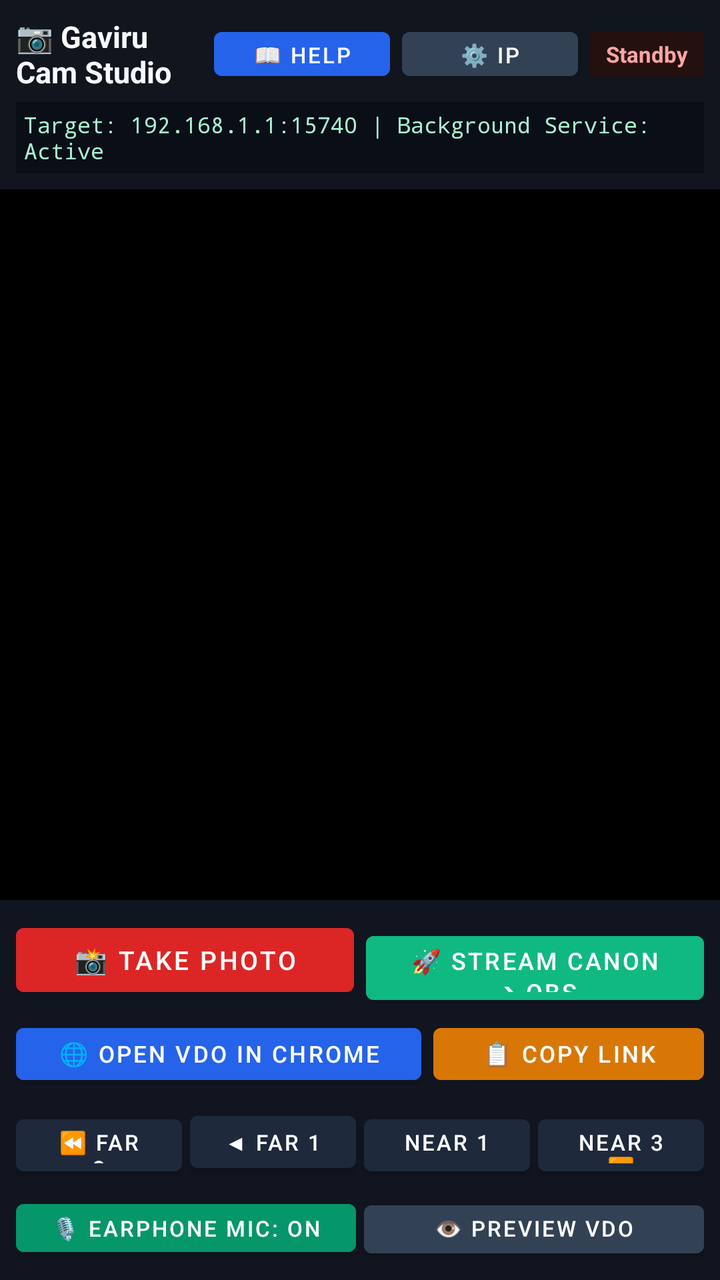
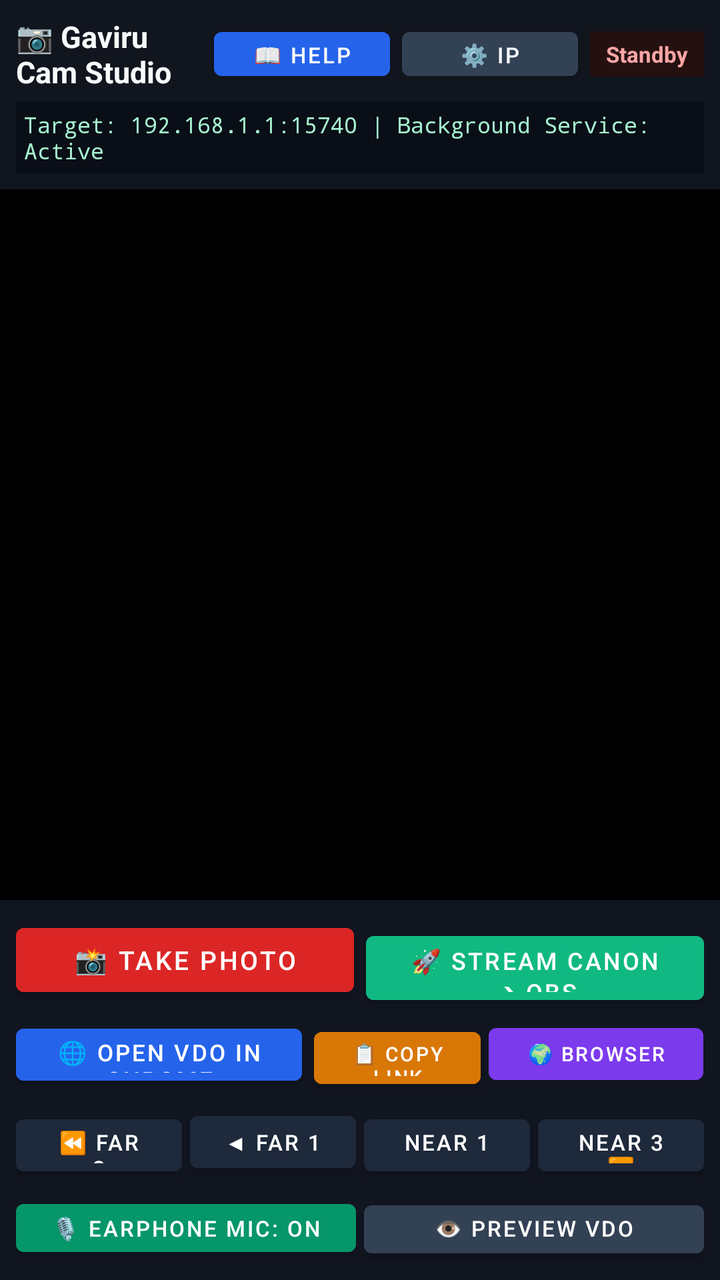

Before-and-after screenshots of an Android layout around one commit, followed by the original layout XML and the change that was made.
<!-- AndroidManifest.xml: application theme Theme.GaviruCamStudio -->
<!-- res/layout/activity_main.xml -->
<?xml version="1.0" encoding="utf-8"?>
<RelativeLayout xmlns:android="http://schemas.android.com/apk/res/android"
    android:layout_width="match_parent"
    android:layout_height="match_parent"
    android:background="#080A0F">

    
    <LinearLayout
        android:id="@+id/topBar"
        android:layout_width="match_parent"
        android:layout_height="wrap_content"
        android:orientation="vertical"
        android:background="#11151E"
        android:padding="8dp">

        <LinearLayout
            android:layout_width="match_parent"
            android:layout_height="wrap_content"
            android:orientation="horizontal"
            android:gravity="center_vertical">

            <TextView
                android:layout_width="0dp"
                android:layout_height="wrap_content"
                android:layout_weight="1"
                android:text="📷 Gaviru Cam Studio"
                android:textColor="#F8FAFC"
                android:textSize="15sp"
                android:textStyle="bold" />

            <Button
                android:id="@+id/btnGuide"
                android:layout_width="wrap_content"
                android:layout_height="34dp"
                android:text="📖 Help"
                android:textSize="11sp"
                android:textColor="#F8FAFC"
                android:backgroundTint="#2563EB"
                android:layout_marginEnd="6dp" />

            <Button
                android:id="@+id/btnSettings"
                android:layout_width="wrap_content"
                android:layout_height="34dp"
                android:text="⚙️ IP"
                android:textSize="11sp"
                android:textColor="#F8FAFC"
                android:backgroundTint="#334155"
                android:layout_marginEnd="6dp" />

            <TextView
                android:id="@+id/txtStatusBadge"
                android:layout_width="wrap_content"
                android:layout_height="wrap_content"
                android:background="#251010"
                android:textColor="#FCA5A5"
                android:text="Standby"
                android:textSize="11sp"
                android:textStyle="bold"
                android:paddingLeft="8dp"
                android:paddingRight="8dp"
                android:paddingTop="4dp"
                android:paddingBottom="4dp" />

        </LinearLayout>

        <TextView
            android:id="@+id/txtDiagInfo"
            android:layout_width="match_parent"
            android:layout_height="wrap_content"
            android:text="Target: 192.168.1.1:15740 | Background Service: Active"
            android:textColor="#A7F3D0"
            android:textSize="11sp"
            android:fontFamily="monospace"
            android:maxLines="2"
            android:ellipsize="start"
            android:background="#0A0E17"
            android:padding="4dp"
            android:layout_marginTop="5dp" />

    </LinearLayout>

    
    <FrameLayout
        android:id="@+id/viewportFrame"
        android:layout_width="match_parent"
        android:layout_height="match_parent"
        android:layout_below="@id/topBar"
        android:layout_above="@+id/bottomControls"
        android:background="#000000">

        
        <WebView
            android:id="@+id/vdoWebView"
            android:layout_width="match_parent"
            android:layout_height="match_parent"
            android:visibility="visible" />

        
        <ImageView
            android:id="@+id/imgLiveView"
            android:layout_width="match_parent"
            android:layout_height="match_parent"
            android:scaleType="fitCenter"
            android:background="#000000"
            android:visibility="visible" />

        
        <View
            android:id="@+id/focusBox"
            android:layout_width="60dp"
            android:layout_height="60dp"
            android:background="@drawable/focus_rect"
            android:visibility="gone" />

        
        <LinearLayout
            android:id="@+id/waitingOverlay"
            android:layout_width="wrap_content"
            android:layout_height="wrap_content"
            android:layout_gravity="center"
            android:orientation="vertical"
            android:gravity="center"
            android:visibility="gone">

            <ProgressBar
                android:layout_width="38dp"
                android:layout_height="38dp"
                android:indeterminate="true" />

            <TextView
                android:id="@+id/txtWaitingMessage"
                android:layout_width="wrap_content"
                android:layout_height="wrap_content"
                android:text="📷 Canon කැමරාවට connect වෙමින් පවතී...\n\nකැමරාවේ Wi-Fi Menu එකෙන් 'Remote control (EOS Utility)' 💻 තෝරන්න.\nCamera Mode Dial එක M / P මත තබන්න."
                android:textColor="#CBD5E1"
                android:textSize="13sp"
                android:gravity="center"
                android:layout_marginTop="12dp"
                android:paddingStart="16dp"
                android:paddingEnd="16dp" />

        </LinearLayout>

    </FrameLayout>

    
    <LinearLayout
        android:id="@+id/bottomControls"
        android:layout_width="match_parent"
        android:layout_height="wrap_content"
        android:layout_alignParentBottom="true"
        android:orientation="vertical"
        android:background="#111520"
        android:padding="8dp">

        
        <LinearLayout
            android:layout_width="match_parent"
            android:layout_height="wrap_content"
            android:orientation="horizontal"
            android:layout_marginBottom="6dp">

            <Button
                android:id="@+id/btnShutter"
                android:layout_width="0dp"
                android:layout_height="44dp"
                android:layout_weight="1"
                android:text="📸 Take Photo"
                android:textSize="13sp"
                android:textColor="#FFFFFF"
                android:backgroundTint="#DC2626"
                android:layout_marginEnd="6dp" />

            <Button
                android:id="@+id/btnStreamObs"
                android:layout_width="0dp"
                android:layout_height="44dp"
                android:layout_weight="1"
                android:text="🚀 Stream Canon ➔ OBS"
                android:textSize="12sp"
                android:textColor="#FFFFFF"
                android:backgroundTint="#10B981" />

        </LinearLayout>

        
        <LinearLayout
            android:layout_width="match_parent"
            android:layout_height="wrap_content"
            android:orientation="horizontal"
            android:layout_marginBottom="6dp">

            <Button
                android:id="@+id/btnOpenChrome"
                android:layout_width="0dp"
                android:layout_height="38dp"
                android:layout_weight="1.2"
                android:text="🌐 Open VDO in Chrome"
                android:textSize="11.5sp"
                android:textColor="#FFFFFF"
                android:backgroundTint="#2563EB"
                android:layout_marginEnd="6dp" />

            <Button
                android:id="@+id/btnCopyCanonObsLink"
                android:layout_width="0dp"
                android:layout_height="38dp"
                android:layout_weight="0.8"
                android:text="📋 Copy Link"
                android:textSize="11.5sp"
                android:textColor="#FFFFFF"
                android:backgroundTint="#D97706" />

        </LinearLayout>

        
        <LinearLayout
            android:layout_width="match_parent"
            android:layout_height="wrap_content"
            android:orientation="horizontal"
            android:layout_marginBottom="6dp">

            <Button
                android:id="@+id/btnFar3"
                android:layout_width="0dp"
                android:layout_height="38dp"
                android:layout_weight="1"
                android:text="⏪ Far 3"
                android:textSize="11sp"
                android:textColor="#FFFFFF"
                android:backgroundTint="#1E293B"
                android:layout_marginEnd="4dp" />

            <Button
                android:id="@+id/btnFar1"
                android:layout_width="0dp"
                android:layout_height="38dp"
                android:layout_weight="1"
                android:text="◀ Far 1"
                android:textSize="11sp"
                android:textColor="#FFFFFF"
                android:backgroundTint="#1E293B"
                android:layout_marginEnd="4dp" />

            <Button
                android:id="@+id/btnNear1"
                android:layout_width="0dp"
                android:layout_height="38dp"
                android:layout_weight="1"
                android:text="Near 1 ▶"
                android:textSize="11sp"
                android:textColor="#FFFFFF"
                android:backgroundTint="#1E293B"
                android:layout_marginEnd="4dp" />

            <Button
                android:id="@+id/btnNear3"
                android:layout_width="0dp"
                android:layout_height="38dp"
                android:layout_weight="1"
                android:text="Near 3 ⏩"
                android:textSize="11sp"
                android:textColor="#FFFFFF"
                android:backgroundTint="#1E293B" />

        </LinearLayout>

        
        <LinearLayout
            android:layout_width="match_parent"
            android:layout_height="wrap_content"
            android:orientation="horizontal">

            <Button
                android:id="@+id/btnAudioToggle"
                android:layout_width="0dp"
                android:layout_height="36dp"
                android:layout_weight="1"
                android:text="🎙️ Earphone Mic: ON"
                android:textSize="11sp"
                android:textColor="#FFFFFF"
                android:backgroundTint="#059669"
                android:layout_marginEnd="4dp" />

            <Button
                android:id="@+id/btnToggleVdoView"
                android:layout_width="0dp"
                android:layout_height="36dp"
                android:layout_weight="1"
                android:text="👁️ Preview VDO Screen"
                android:textSize="11sp"
                android:textColor="#FFFFFF"
                android:backgroundTint="#334155" />

        </LinearLayout>

    </LinearLayout>

</RelativeLayout>
<!-- resources referenced by this layout -->
<resources>
  <!-- drawable focus_rect (drawable) -->
  <?xml version="1.0" encoding="utf-8"?>
  <shape xmlns:android="http://schemas.android.com/apk/res/android"
      android:shape="rectangle">
      <stroke android:width="2dp" android:color="#10B981" />
      <solid android:color="#00000000" />
      <corners android:radius="6dp" />
  </shape>
  <style name="Theme.GaviruCamStudio" parent="Theme.MaterialComponents.DayNight.NoActionBar">
          <item name="colorPrimary">@color/primary</item>
          <item name="colorPrimaryVariant">@color/primary_dark</item>
          <item name="colorOnPrimary">@color/text_white</item>
          <item name="colorSecondary">@color/accent</item>
          <item name="android:statusBarColor">@color/bg_dark</item>
          <item name="android:navigationBarColor">@color/bg_dark</item>
      </style>
  <color name="primary">#EF4444</color>
  <color name="primary_dark">#B91C1C</color>
  <color name="text_white">#F8FAFC</color>
  <color name="accent">#F59E0B</color>
  <color name="bg_dark">#080A0F</color>
</resources>

<!-- the commit's change to res/layout/activity_main.xml (unified diff, before → after) -->
@@ -206,11 +206,22 @@
                 android:id="@+id/btnCopyCanonObsLink"
                 android:layout_width="0dp"
                 android:layout_height="38dp"
-                android:layout_weight="0.8"
+                android:layout_weight="0.7"
                 android:text="📋 Copy Link"
-                android:textSize="11.5sp"
-                android:textColor="#FFFFFF"
-                android:backgroundTint="#D97706" />
+                android:textSize="10sp"
+                android:textColor="#FFFFFF"
+                android:backgroundTint="#D97706"
+                android:layout_marginEnd="4dp" />
+
+            <Button
+                android:id="@+id/btnOpenBrowser"
+                android:layout_width="0dp"
+                android:layout_height="38dp"
+                android:layout_weight="0.9"
+                android:text="🌍 Browser"
+                android:textSize="10sp"
+                android:textColor="#FFFFFF"
+                android:backgroundTint="#7C3AED" />
 
         </LinearLayout>
 
